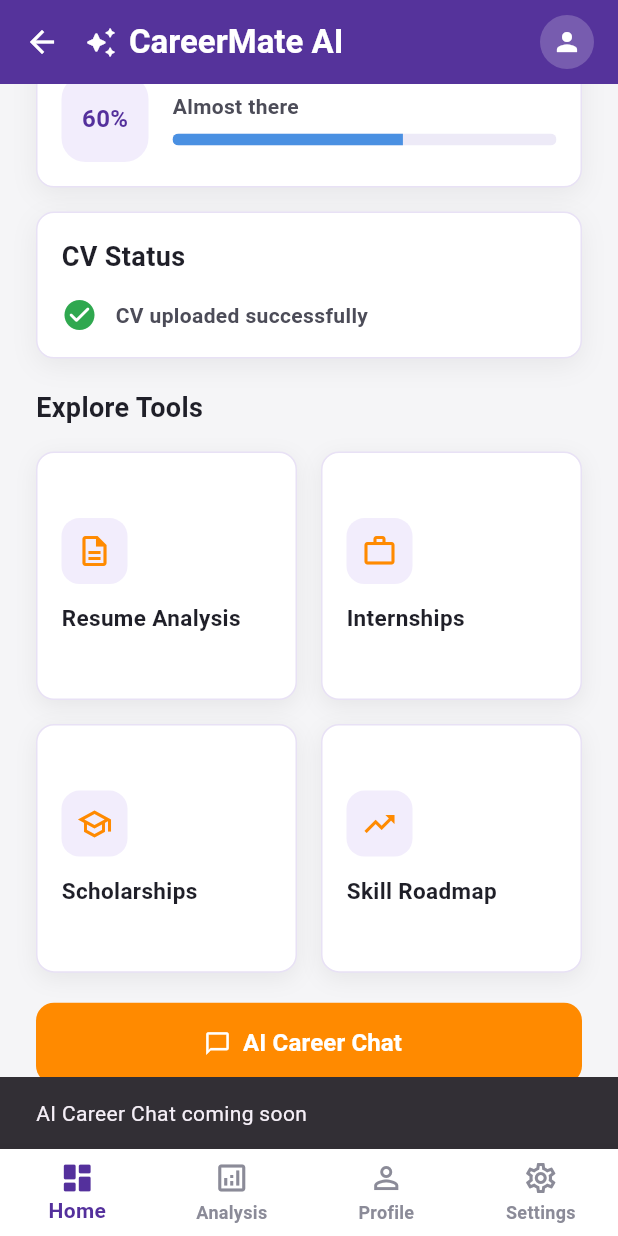
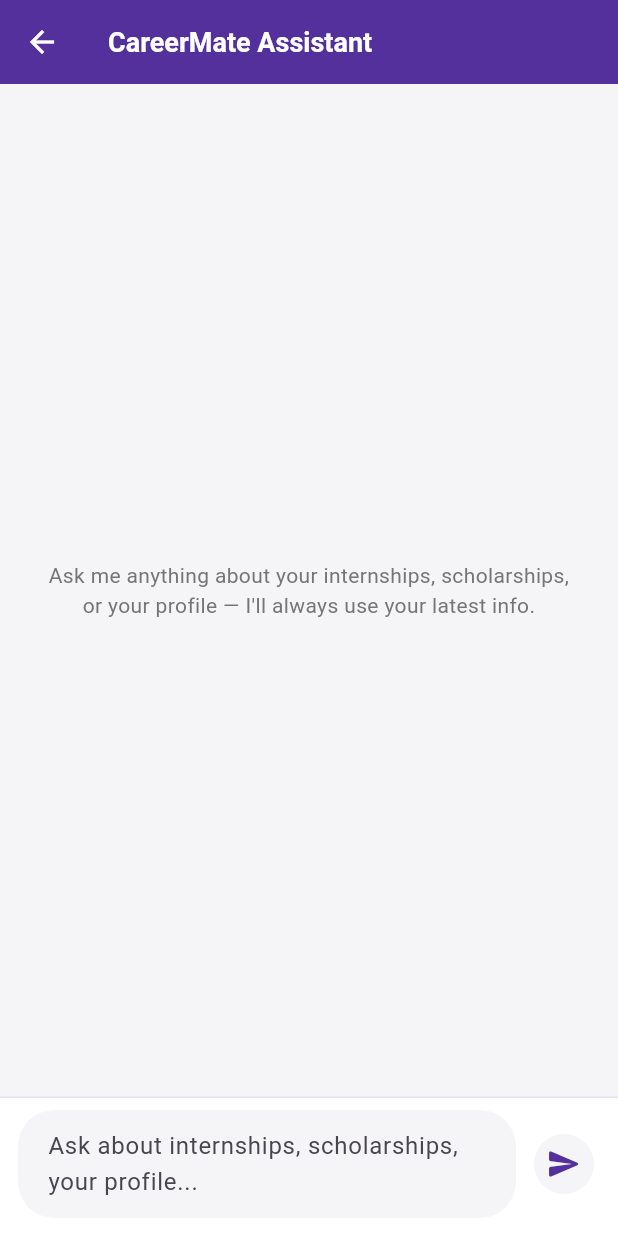
Before and after one commit to SamiaaZahid/CareerMate-AI, a Flutter app: the HomeScreen screen opened directly, scrolled down 147 dp, after a tap on "AI Career Chat", on a phone screen of 412 x 824 dp. Run offline on Flutter 3.47's test engine with Material 3 defaults, Android fonts, the phone set to English and light mode, and no system bars; our stand-ins replace file_picker, shared_preferences, sqflite, sqflite_common_ffi, sqflite_common_ffi_web, web; accounts and stored records are empty; Roboto replaces fonts that are missing (Be Vietnam Pro).

Commit message:
Add AI chat feature with Gemini integration

```diff
--- /dev/null
+++ b/lib/config/api_keys.dart
@@ -0,0 +1 @@
+const String geminiApiKey = 'AQ.Ab8RN6JFsT2B3iwaPNDnQffpd3SQWciOuyRjaX79VOGHHW_KlA';
--- /dev/null
+++ b/lib/screens/chat_screen.dart
@@ -0,0 +1,207 @@
+import 'package:flutter/material.dart';
+
+import '../services/chat_service.dart';
+
+class ChatScreen extends StatefulWidget {
+  const ChatScreen({super.key});
+
+  @override
+  State<ChatScreen> createState() => _ChatScreenState();
+}
+
+class _ChatScreenState extends State<ChatScreen> {
+  static const Color _backgroundColor = Color(0xFFF5F5F7);
+  static const Color _primaryColor = Color(0xFF54309C);
+  static const Color _borderColor = Color(0xFFE8E1F5);
+  static const Color _userBubbleColor = Color(0xFF54309C);
+  static const Color _aiBubbleColor = Colors.white;
+
+  final ChatService _chatService = ChatService();
+  final TextEditingController _inputController = TextEditingController();
+  final ScrollController _scrollController = ScrollController();
+
+  bool _isSending = false;
+
+  TextStyle get _titleStyle => const TextStyle(
+        fontFamily: 'Be Vietnam Pro',
+        fontFamilyFallback: ['sans-serif'],
+        fontSize: 18,
+        fontWeight: FontWeight.bold,
+        color: Colors.white,
+      );
+
+  TextStyle get _bubbleTextStyle => const TextStyle(
+        fontFamily: 'Be Vietnam Pro',
+        fontFamilyFallback: ['sans-serif'],
+        fontSize: 14,
+        color: Color(0xFF1F1F28),
+      );
+
+  @override
+  void dispose() {
+    _inputController.dispose();
+    _scrollController.dispose();
+    super.dispose();
+  }
+
+  Future<void> _handleSend() async {
+    final text = _inputController.text.trim();
+    if (text.isEmpty || _isSending) return;
+
+    _inputController.clear();
+    setState(() => _isSending = true);
+    _scrollToBottom();
+
+    await _chatService.sendMessage(text);
+
+    if (!mounted) return;
+    setState(() => _isSending = false);
+    _scrollToBottom();
+  }
+
+  void _scrollToBottom() {
+    WidgetsBinding.instance.addPostFrameCallback((_) {
+      if (!_scrollController.hasClients) return;
+      _scrollController.animateTo(
+        _scrollController.position.maxScrollExtent,
+        duration: const Duration(milliseconds: 250),
+        curve: Curves.easeOut,
+      );
+    });
+  }
+
+  @override
+  Widget build(BuildContext context) {
+    final messages = _chatService.messages;
+
+    return Scaffold(
+      backgroundColor: _backgroundColor,
+      appBar: AppBar(
+        backgroundColor: _primaryColor,
+        title: Text('CareerMate Assistant', style: _titleStyle),
+      ),
+      body: Column(
+        children: [
+          Expanded(
+            child: messages.isEmpty
+                ? _buildEmptyState()
+                : ListView.builder(
+                    controller: _scrollController,
+                    padding: const EdgeInsets.all(16),
+                    itemCount: messages.length,
+                    itemBuilder: (context, index) => _buildBubble(messages[index]),
+                  ),
+          ),
+          if (_isSending) _buildTypingIndicator(),
+          _buildInputBar(),
+        ],
+      ),
+    );
+  }
+
+  Widget _buildEmptyState() {
+    return Center(
+      child: Padding(
+        padding: const EdgeInsets.all(32),
+        child: Text(
+          'Ask me anything about your internships, scholarships, '
+          'or your profile — I\'ll always use your latest info.',
+          textAlign: TextAlign.center,
+          style: TextStyle(
+            fontFamily: 'Be Vietnam Pro',
+            fontFamilyFallback: const ['sans-serif'],
+            fontSize: 14,
+            color: Colors.grey.shade600,
+          ),
+        ),
+      ),
+    );
+  }
+
+  Widget _buildBubble(ChatMessage message) {
+    final isUser = message.isUser;
+
+    return Align(
+      alignment: isUser ? Alignment.centerRight : Alignment.centerLeft,
+      child: Container(
+        margin: const EdgeInsets.only(bottom: 12),
+        padding: const EdgeInsets.symmetric(horizontal: 14, vertical: 10),
+        constraints: BoxConstraints(maxWidth: MediaQuery.of(context).size.width * 0.75),
+        decoration: BoxDecoration(
+          color: isUser ? _userBubbleColor : _aiBubbleColor,
+          borderRadius: BorderRadius.only(
+            topLeft: const Radius.circular(16),
+            topRight: const Radius.circular(16),
+            bottomLeft: Radius.circular(isUser ? 16 : 4),
+            bottomRight: Radius.circular(isUser ? 4 : 16),
+          ),
+          border: isUser ? null : Border.all(color: _borderColor),
+        ),
+        child: Text(
+          message.text,
+          style: _bubbleTextStyle.copyWith(color: isUser ? Colors.white : const Color(0xFF1F1F28)),
+        ),
+      ),
+    );
+  }
+
+  Widget _buildTypingIndicator() {
+    return Padding(
+      padding: const EdgeInsets.only(left: 16, bottom: 8),
+      child: Align(
+        alignment: Alignment.centerLeft,
+        child: SizedBox(
+          width: 18,
+          height: 18,
+          child: CircularProgressIndicator(strokeWidth: 2, color: _primaryColor),
+        ),
+      ),
+    );
+  }
+
+  Widget _buildInputBar() {
+    return Container(
+      padding: const EdgeInsets.fromLTRB(12, 8, 12, 12),
+      decoration: const BoxDecoration(
+        color: Colors.white,
+        border: Border(top: BorderSide(color: _borderColor)),
+      ),
+      child: SafeArea(
+        top: false,
+        child: Row(
+          children: [
+            Expanded(
+              child: TextField(
+                controller: _inputController,
+                minLines: 1,
+                maxLines: 4,
+                textInputAction: TextInputAction.send,
+                onSubmitted: (_) => _handleSend(),
+                decoration: InputDecoration(
+                  hintText: 'Ask about internships, scholarships, your profile...',
+                  filled: true,
+                  fillColor: _backgroundColor,
+                  contentPadding: const EdgeInsets.symmetric(horizontal: 16, vertical: 12),
+                  border: OutlineInputBorder(
+                    borderRadius: BorderRadius.circular(24),
+                    borderSide: BorderSide.none,
+                  ),
+                ),
+              ),
+            ),
+            const SizedBox(width: 8),
+            IconButton(
+              onPressed: _isSending ? null : _handleSend,
+              icon: const Icon(Icons.send_rounded),
+              color: _primaryColor,
+              style: IconButton.styleFrom(
+                backgroundColor: _backgroundColor,
+                shape: const CircleBorder(),
+              ),
+            ),
+          ],
+        ),
+      ),
+    );
+  }
+}
--- a/lib/screens/home_screen.dart
+++ b/lib/screens/home_screen.dart
@@ -3,6 +3,7 @@
 import '../constants/app_colors.dart';
 import '../services/auth_service.dart';
 import '../services/db_service.dart';
+import 'chat_screen.dart';
 import 'profile_screen.dart';
 import 'program_listing_screen.dart';
 import 'resume_analysis_screen.dart';
@@ -97,6 +98,16 @@
           ],
         ),
         actions: [
+          IconButton(
+            icon: const Icon(Icons.chat_bubble_outline_rounded, color: Colors.white),
+            tooltip: 'AI Assistant',
+            onPressed: () {
+              Navigator.push(
+                context,
+                MaterialPageRoute(builder: (context) => const ChatScreen()),
+              );
+            },
+          ),
           Padding(
             padding: const EdgeInsets.only(right: 16),
             child: Container(
@@ -285,8 +296,9 @@
                 height: 54,
                 child: ElevatedButton.icon(
                   onPressed: () {
-                    ScaffoldMessenger.of(context).showSnackBar(
-                      const SnackBar(content: Text('AI Career Chat coming soon')),
+                    Navigator.push(
+                      context,
+                      MaterialPageRoute(builder: (context) => const ChatScreen()),
                     );
                   },
                   icon: const Icon(Icons.chat_bubble_outline),
--- a/pubspec.yaml
+++ b/pubspec.yaml
@@ -68,7 +68,7 @@
   uses-material-design: true
 
   assets:
-    - lib/data/internships.json
+    - lib/data/
     - assets/images/
 
   # To add assets to your application, add an assets section, like this:
```
Also changed, not shown: lib/services/chat_context_builder.dart (added, +161 -0 lines), lib/services/chat_service.dart (added, +43 -0 lines), lib/services/gemini_service.dart (added, +96 -0 lines), pubspec.lock.
